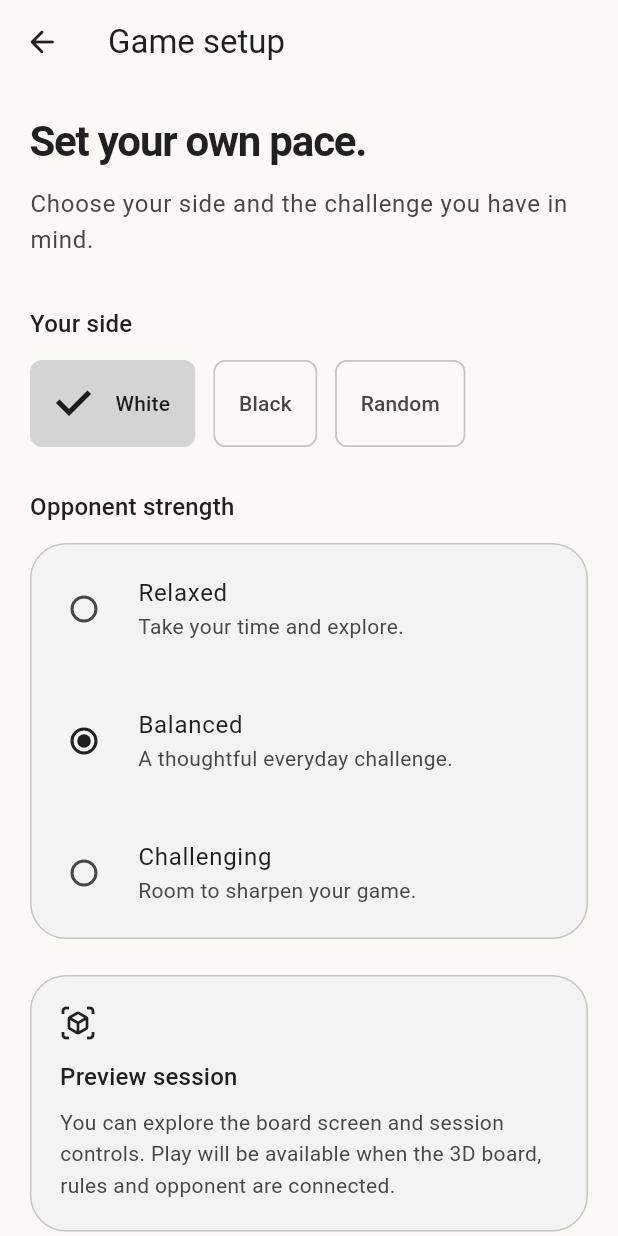
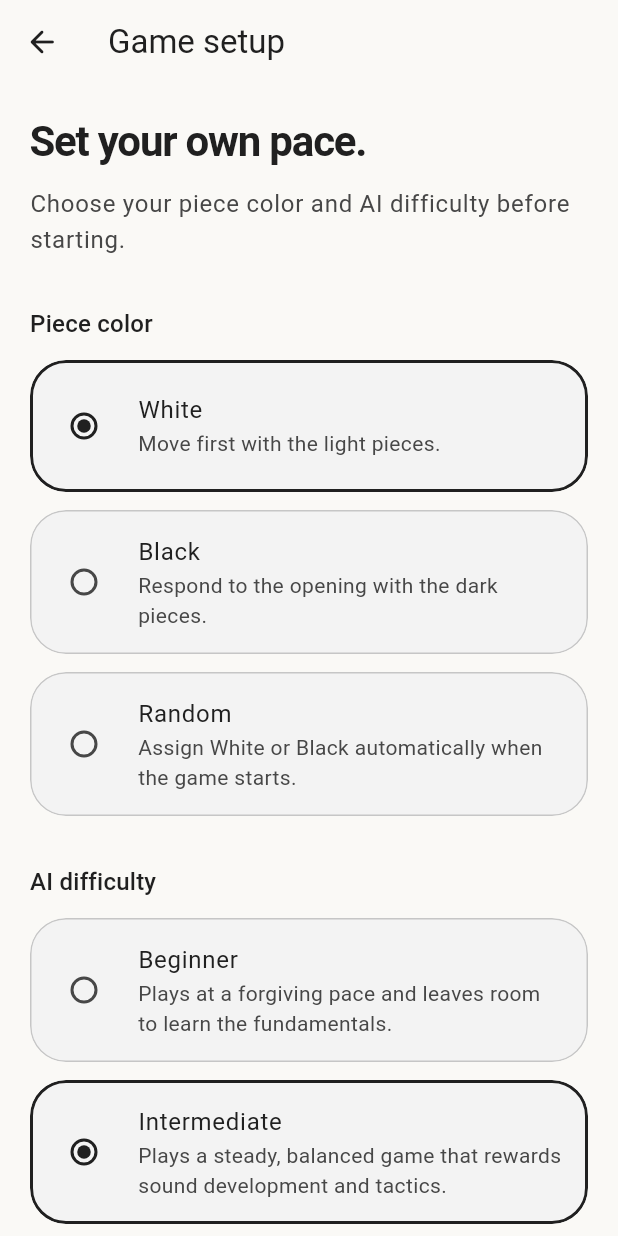
Before and after one commit to Kimsuncheol/chess_game, a Flutter app: the GameSetupScreen screen opened by its route, on a phone screen of 412 x 824 dp. Run offline on Flutter 3.47's test engine with Material 3 defaults, Android fonts, the phone set to English and light mode, and no system bars; our stand-ins replace go_router.

Commit message:
feat: add AI difficulty configurations and game setup screen options

```diff
--- a/app/lib/features/game/application/game_controller.dart
+++ b/app/lib/features/game/application/game_controller.dart
@@ -15,11 +15,13 @@ class GameController extends ChangeNotifier {
     required this.rules,
     required this.engine,
     required this.renderer,
-  });
+    Random? random,
+  }) : _random = random ?? Random();
   final GameRepository _repository;
   final ChessRules rules;
   final ChessEngine engine;
   final BoardRenderer renderer;
+  final Random _random;
   List<GameSession> _games = const [];
   String? _activeId;
   bool _busy = false;
@@ -27,7 +29,11 @@ class GameController extends ChangeNotifier {
   String? _error;
   int _nextId = 0;
   List<GameSession> get games => List.unmodifiable(_games);
-  GameSession? get activeGame => find(_activeId);
+  GameSession? get activeGame {
+    final game = find(_activeId);
+    return game != null && !game.isFinished ? game : null;
+  }
+
   bool get busy => _busy;
   String? get error => _error;
   bool get canPlay =>
@@ -42,6 +48,7 @@ class GameController extends ChangeNotifier {
 
   Future<void> load() async {
     _games = await _repository.loadGames();
+    _activeId = null;
     for (final game in _games) {
       if (!game.isFinished) {
         _activeId = game.id;
@@ -56,16 +63,11 @@ class GameController extends ChangeNotifier {
     _error = null;
     notifyListeners();
     try {
-      final color = configuration.color == PlayerColor.random
-          ? (Random().nextBool() ? PlayerColor.white : PlayerColor.black)
-          : configuration.color;
+      final resolvedConfiguration = configuration.resolve(_random);
       final now = DateTime.now();
       final game = GameSession(
         id: '${now.microsecondsSinceEpoch}-${_nextId++}',
-        configuration: GameConfiguration(
-          color: color,
-          difficulty: configuration.difficulty,
-        ),
+        configuration: resolvedConfiguration,
         startedAt: now,
       );
       await _repository.saveGame(game);
--- /dev/null
+++ b/app/lib/features/game/domain/ai_difficulty_config.dart
@@ -0,0 +1,54 @@
+import 'game_session.dart';
+
+/// Tunable AI engine parameters kept separate from presentation widgets.
+class AiDifficultyConfig {
+  const AiDifficultyConfig({
+    required this.difficulty,
+    required this.skillLevel,
+    required this.maxDepth,
+    required this.moveTime,
+    this.limitStrength = true,
+    this.targetElo,
+    this.threads = 1,
+    this.hashSizeMb = 32,
+  });
+
+  final Difficulty difficulty;
+  final int skillLevel;
+  final int maxDepth;
+  final Duration moveTime;
+  final bool limitStrength;
+  final int? targetElo;
+  final int threads;
+  final int hashSizeMb;
+
+  static const Map<Difficulty, AiDifficultyConfig> presets = {
+    Difficulty.beginner: AiDifficultyConfig(
+      difficulty: Difficulty.beginner,
+      skillLevel: 3,
+      maxDepth: 5,
+      moveTime: Duration(milliseconds: 300),
+      limitStrength: true,
+      targetElo: 1000,
+    ),
+    Difficulty.intermediate: AiDifficultyConfig(
+      difficulty: Difficulty.intermediate,
+      skillLevel: 10,
+      maxDepth: 10,
+      moveTime: Duration(milliseconds: 600),
+      limitStrength: true,
+      targetElo: 1500,
+    ),
+    Difficulty.advanced: AiDifficultyConfig(
+      difficulty: Difficulty.advanced,
+      skillLevel: 18,
+      maxDepth: 16,
+      moveTime: Duration(milliseconds: 1200),
+      limitStrength: false,
+      targetElo: 2000,
+    ),
+  };
+
+  static AiDifficultyConfig forDifficulty(Difficulty difficulty) =>
+      presets[difficulty]!;
+}
--- a/app/lib/features/game/domain/game_session.dart
+++ b/app/lib/features/game/domain/game_session.dart
@@ -1,29 +1,63 @@
+import 'dart:math';
+
+import 'ai_difficulty_config.dart';
+
+export 'ai_difficulty_config.dart';
+
 enum PlayerColor {
-  white('White'),
-  black('Black'),
-  random('Random');
+  white('White', 'Move first with the light pieces.'),
+  black('Black', 'Respond to the opening with the dark pieces.'),
+  random('Random', 'Assign White or Black automatically when the game starts.');
 
-  const PlayerColor(this.label);
+  const PlayerColor(this.label, this.description);
   final String label;
+  final String description;
+
+  bool get isConcrete => this == PlayerColor.white || this == PlayerColor.black;
+
+  PlayerColor resolve([Random? random]) {
+    if (this != PlayerColor.random) return this;
+    return (random ?? Random()).nextBool()
+        ? PlayerColor.white
+        : PlayerColor.black;
+  }
 }
 
 enum Difficulty {
-  relaxed('Relaxed', 'Take your time and explore.'),
-  balanced('Balanced', 'A thoughtful everyday challenge.'),
-  challenging('Challenging', 'Room to sharpen your game.');
+  beginner(
+    'Beginner',
+    'Plays at a forgiving pace and leaves room to learn the fundamentals.',
+  ),
+  intermediate(
+    'Intermediate',
+    'Plays a steady, balanced game that rewards sound development and tactics.',
+  ),
+  advanced(
+    'Advanced',
+    'Searches deeper and punishes mistakes for a sharper tactical challenge.',
+  );
 
   const Difficulty(this.label, this.description);
   final String label;
   final String description;
+
+  AiDifficultyConfig get aiConfig => AiDifficultyConfig.forDifficulty(this);
 }
 
 class GameConfiguration {
   const GameConfiguration({
     this.color = PlayerColor.white,
-    this.difficulty = Difficulty.balanced,
+    this.difficulty = Difficulty.intermediate,
   });
   final PlayerColor color;
   final Difficulty difficulty;
+
+  AiDifficultyConfig get aiConfig => difficulty.aiConfig;
+
+  GameConfiguration resolve([Random? random]) => GameConfiguration(
+    color: color.resolve(random),
+    difficulty: difficulty,
+  );
 }
 
 /// Immutable, Flutter-owned state. No renderer or engine may mutate it.
--- a/app/lib/features/game_setup/presentation/game_setup_screen.dart
+++ b/app/lib/features/game_setup/presentation/game_setup_screen.dart
@@ -13,7 +13,7 @@ class GameSetupScreen extends StatefulWidget {
 
 class _GameSetupScreenState extends State<GameSetupScreen> {
   PlayerColor _color = PlayerColor.white;
-  Difficulty _difficulty = Difficulty.balanced;
+  Difficulty _difficulty = Difficulty.intermediate;
 
   @override
   Widget build(BuildContext context) {
@@ -28,31 +28,48 @@ class _GameSetupScreenState extends State<GameSetupScreen> {
           children: [
             const SectionHeading(
               'Set your own pace.',
-              subtitle: 'Choose your side and the challenge you have in mind.',
+              subtitle:
+                  'Choose your piece color and AI difficulty before starting.',
             ),
             const SizedBox(height: 32),
-            Text('Your side', style: Theme.of(context).textTheme.titleMedium),
+            Text(
+              'Piece color',
+              style: Theme.of(context).textTheme.titleMedium,
+            ),
             const SizedBox(height: 12),
-            Wrap(
-              spacing: 12,
-              runSpacing: 12,
+            RadioGroup<PlayerColor>(
+              groupValue: _color,
+              onChanged: (value) {
+                if (value != null && !controller.busy) {
+                  setState(() => _color = value);
+                }
+              },
+              child: Column(
                 children: [
                   for (final color in PlayerColor.values)
-                  ChoiceChip(
-                    label: Padding(
-                      padding: const EdgeInsets.symmetric(vertical: 10),
-                      child: Text(color.label),
+                    Padding(
+                      padding: const EdgeInsets.only(bottom: 12),
+                      child: _SelectableOptionCard(
+                        key: ValueKey('color-option-${color.name}'),
+                        selected: _color == color,
+                        child: RadioListTile<PlayerColor>(
+                          value: color,
+                          enabled: !controller.busy,
+                          title: Text(color.label),
+                          subtitle: Text(color.description),
+                          contentPadding: const EdgeInsets.symmetric(
+                            horizontal: 16,
+                            vertical: 8,
                           ),
-                    selected: _color == color,
-                    onSelected: controller.busy
-                        ? null
-                        : (_) => setState(() => _color = color),
+                        ),
+                      ),
                     ),
                 ],
               ),
-            const SizedBox(height: 28),
+            ),
+            const SizedBox(height: 20),
             Text(
-              'Opponent strength',
+              'AI difficulty',
               style: Theme.of(context).textTheme.titleMedium,
             ),
             const SizedBox(height: 12),
@@ -63,11 +80,15 @@ class _GameSetupScreenState extends State<GameSetupScreen> {
                   setState(() => _difficulty = value);
                 }
               },
-              child: Card(
               child: Column(
                 children: [
                   for (final difficulty in Difficulty.values)
-                      RadioListTile<Difficulty>(
+                    Padding(
+                      padding: const EdgeInsets.only(bottom: 12),
+                      child: _SelectableOptionCard(
+                        key: ValueKey('difficulty-option-${difficulty.name}'),
+                        selected: _difficulty == difficulty,
+                        child: RadioListTile<Difficulty>(
                           value: difficulty,
                           enabled: !controller.busy,
                           title: Text(difficulty.label),
@@ -77,19 +98,22 @@ class _GameSetupScreenState extends State<GameSetupScreen> {
                             vertical: 8,
                           ),
                         ),
+                      ),
+                    ),
                 ],
               ),
             ),
-            ),
-            const SizedBox(height: 24),
+            const SizedBox(height: 16),
             const InfoPanel(
               title: 'Preview session',
               icon: Icons.view_in_ar_outlined,
-              message: 'You can explore the board screen and session controls. Play will be available when the 3D board, rules and opponent are connected.',
+              message:
+                  'You can explore the board screen and session controls. Play will be available when the 3D board, rules and opponent are connected.',
             ),
             if (controller.error != null) ErrorNotice(controller.error!),
             const SizedBox(height: 28),
             FilledButton.icon(
+              key: const ValueKey('start-game-button'),
               onPressed: controller.busy
                   ? null
                   : () async {
@@ -104,7 +128,7 @@ class _GameSetupScreenState extends State<GameSetupScreen> {
                     },
               icon: const Icon(Icons.arrow_forward_rounded),
               label: Text(
-                controller.busy ? 'Opening session…' : 'Open preview session',
+                controller.busy ? 'Starting game…' : 'Start Game',
               ),
             ),
           ],
@@ -113,3 +137,30 @@ class _GameSetupScreenState extends State<GameSetupScreen> {
     );
   }
 }
+
+class _SelectableOptionCard extends StatelessWidget {
+  const _SelectableOptionCard({
+    required this.selected,
+    required this.child,
+    super.key,
+  });
+
+  final bool selected;
+  final Widget child;
+
+  @override
+  Widget build(BuildContext context) {
+    final scheme = Theme.of(context).colorScheme;
+    return Card(
+      clipBehavior: Clip.antiAlias,
+      shape: RoundedRectangleBorder(
+        borderRadius: BorderRadius.circular(24),
+        side: BorderSide(
+          color: selected ? scheme.primary : scheme.outlineVariant,
+          width: selected ? 2 : 1,
+        ),
+      ),
+      child: child,
+    );
+  }
+}
--- a/app/lib/services/stockfish/chess_engine.dart
+++ b/app/lib/services/stockfish/chess_engine.dart
@@ -2,6 +2,7 @@ import '../../features/game/domain/game_session.dart';
 
 abstract interface class ChessEngine {
   bool get isAvailable;
+  AiDifficultyConfig configFor(Difficulty difficulty);
   Future<String> search(GameSession position);
   Future<void> cancel();
   void dispose();
@@ -12,6 +13,9 @@ class PlaceholderStockfishEngine implements ChessEngine {
   @override
   bool get isAvailable => false;
   @override
+  AiDifficultyConfig configFor(Difficulty difficulty) =>
+      AiDifficultyConfig.forDifficulty(difficulty);
+  @override
   Future<String> search(GameSession position) async =>
       throw UnsupportedError('The offline engine is not connected.');
   @override
```
Also changed, not shown: app/lib/features/home/presentation/home_screen.dart (+28 -30 lines), 3 other files. Lines whose indentation alone changed are shown as unchanged.
